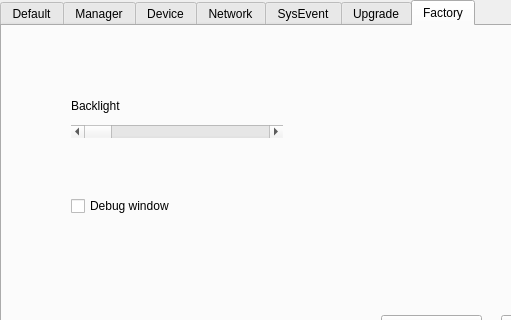
Before: the Qt Designer form tank/qsetform.ui in photonlili/Tank, drawn with Qt 5; both pictures show x 0 to 511 and y 0 to 320 of the 727 by 431 pixel window.
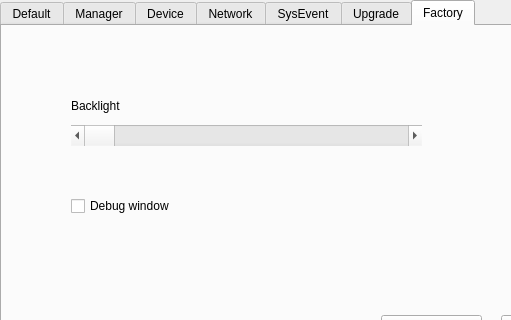
After: the same form once the commit is applied. The open tabs and pages were chosen to show the change. Custom widgets are drawn as their Qt base class.

What changed in the file:
```diff
--- a/tank/qsetform.ui
+++ b/tank/qsetform.ui
@@ -1273,10 +1273,19 @@
             <rect>
              <x>60</x>
              <y>90</y>
-             <width>212</width>
-             <height>13</height>
+             <width>351</width>
+             <height>21</height>
             </rect>
            </property>
+           <property name="sizePolicy">
+            <sizepolicy hsizetype="Fixed" vsizetype="Fixed">
+             <horstretch>0</horstretch>
+             <verstretch>0</verstretch>
+            </sizepolicy>
+           </property>
+           <property name="focusPolicy">
+            <enum>Qt::StrongFocus</enum>
+           </property>
            <property name="orientation">
             <enum>Qt::Horizontal</enum>
            </property>
```
Left out of the diff: 2 changed lines with no effect on the pictures.
